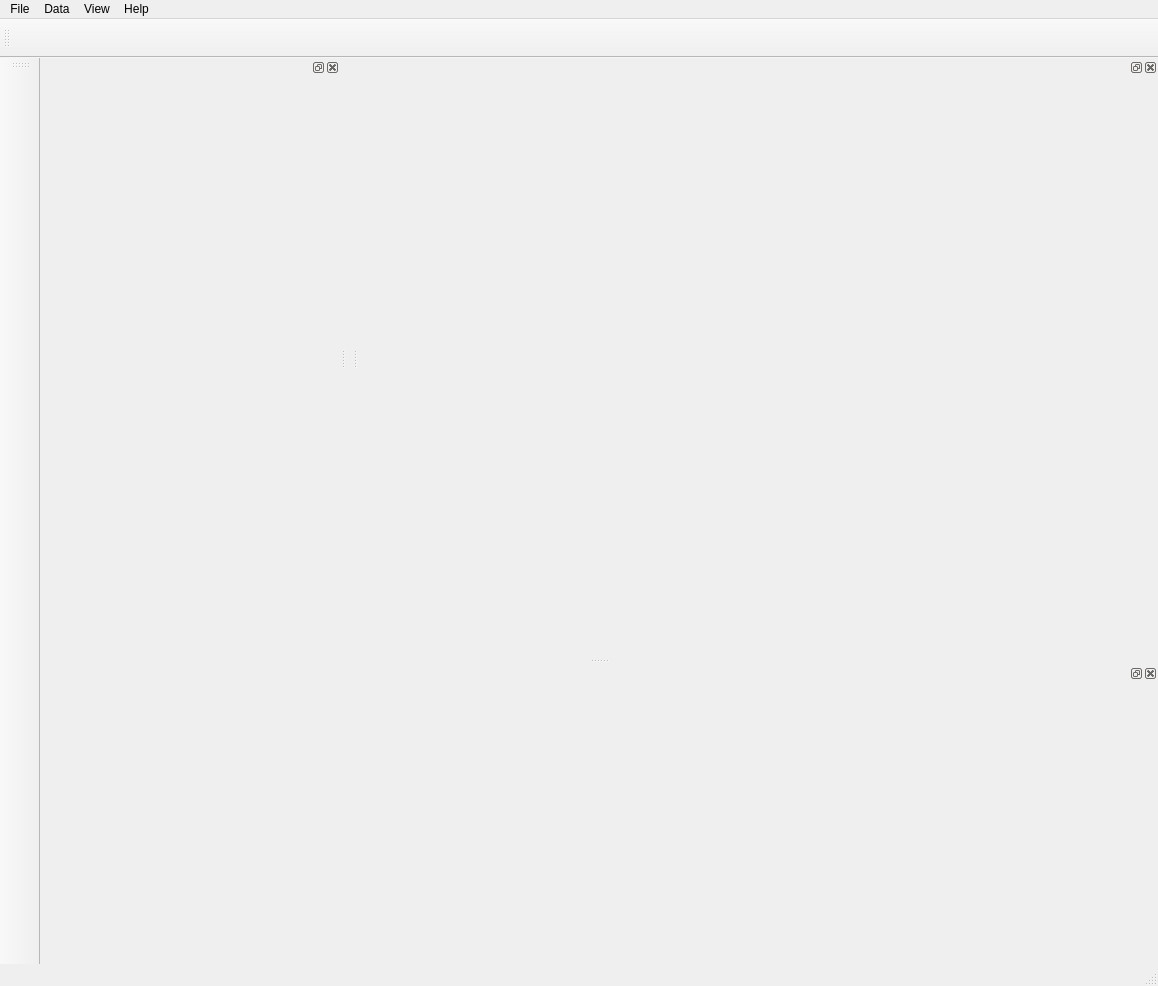
The window that 3DMetrics/tdmgui.ui (IfremerUnderwater/3DMetrics) describes before a commit, drawn with Qt 5.
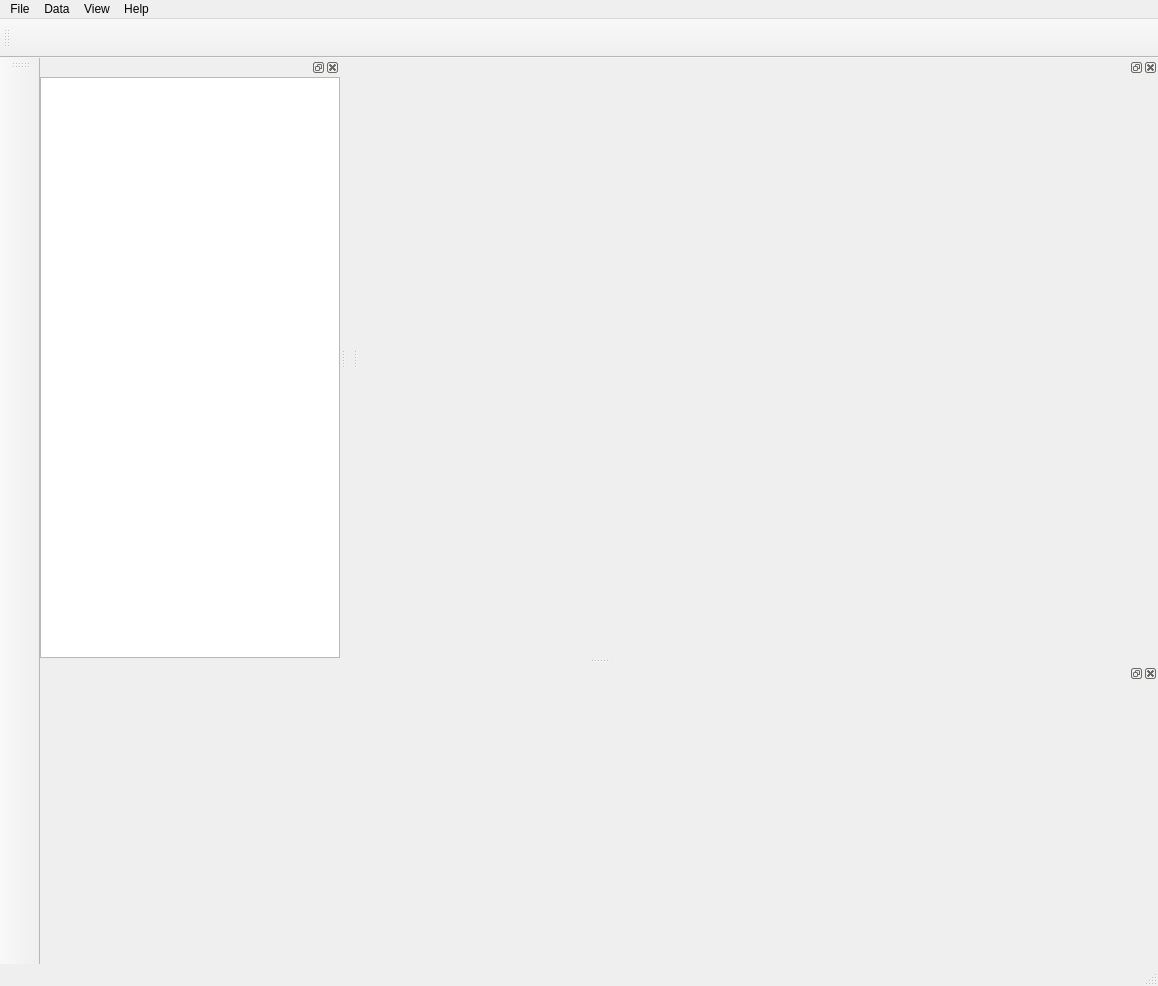
The same window after the commit. Icons and pictures are not drawn. Custom widgets are drawn as their Qt base class.

Diff of the .ui file:
```diff
--- a/3DMetrics/tdmgui.ui
+++ b/3DMetrics/tdmgui.ui
@@ -96,13 +96,13 @@
    <property name="minimumSize">
     <size>
      <width>300</width>
-     <height>35</height>
+     <height>89</height>
     </size>
    </property>
    <attribute name="dockWidgetArea">
     <number>1</number>
    </attribute>
-   <widget class="QWidget" name="tree_widget"/>
+   <widget class="QTreeView" name="tree_widget"/>
   </widget>
   <widget class="QDockWidget" name="display_widget_dock">
    <property name="sizePolicy">
```
Left out of the diff: 4 changed lines with no effect on the pictures.
